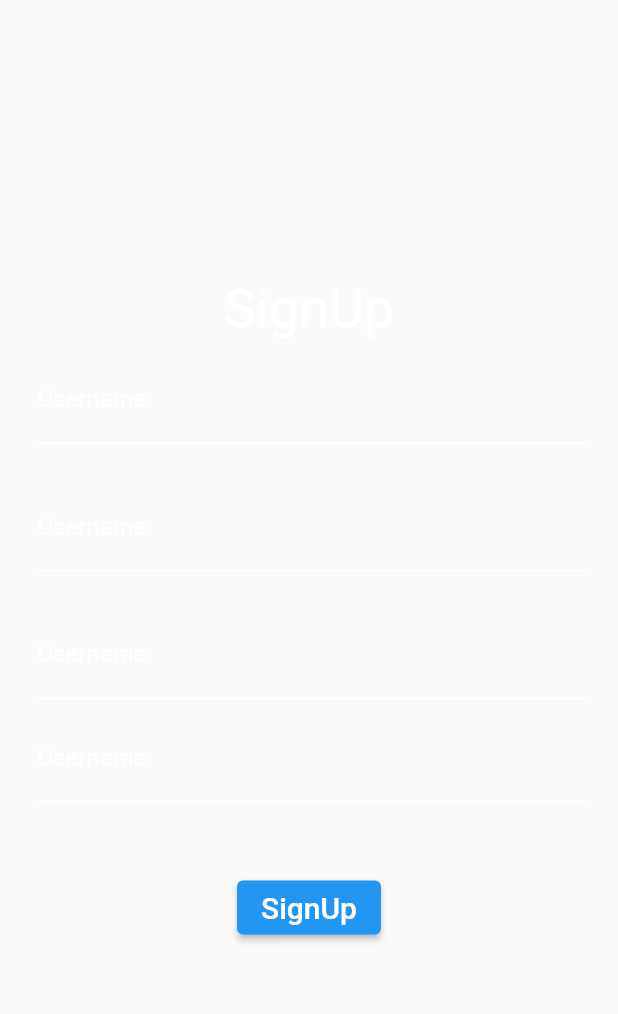
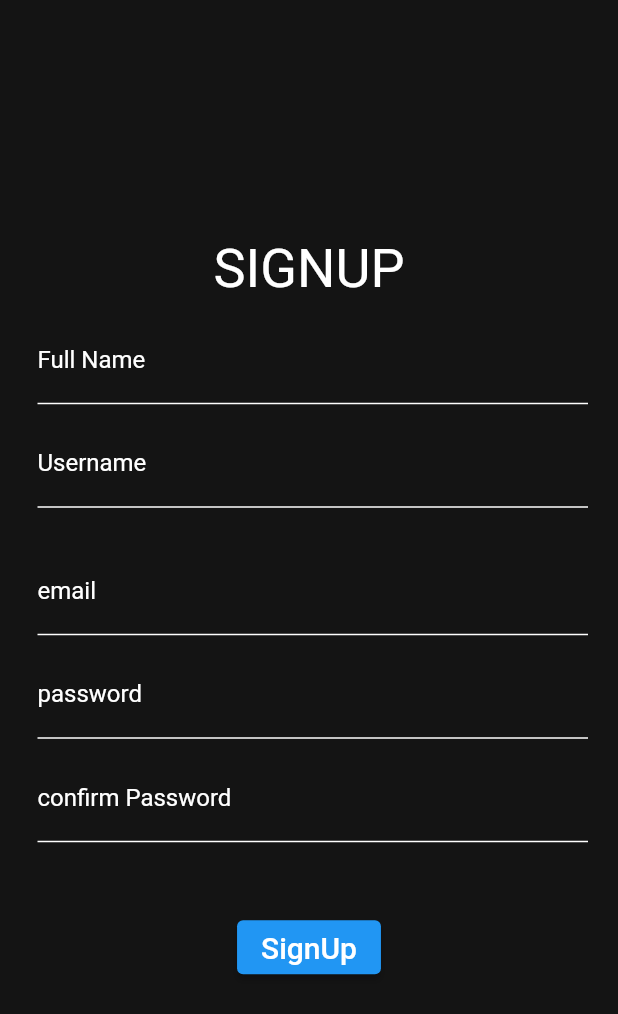
Before and after one commit to rockey223/rough, a Flutter app: the screen it shows after launch, after a tap on "SignUp", on a phone screen of 412 x 824 dp. Shown: the top 1014 px of the screen. Run offline on Flutter 3.47's test engine with Material 2 defaults, Android fonts, the phone set to English and light mode, and no system bars; our stand-ins replace fluttertoast; network calls fail.

Commit message:
connected with DB

```diff
--- a/lib/SignUpScreen.dart
+++ b/lib/SignUpScreen.dart
@@ -1,6 +1,9 @@
+import 'dart:convert';
+
 import 'package:flutter/material.dart';
 import 'package:flutter/src/widgets/framework.dart';
-import 'package:flutter/src/widgets/placeholder.dart';
+import 'package:http/http.dart' as http;
+import 'package:fluttertoast/fluttertoast.dart';
 
 class SignUpScreen extends StatefulWidget {
   const SignUpScreen({super.key});
@@ -12,8 +15,9 @@ class SignUpScreen extends StatefulWidget {
 class _SignUpScreenState extends State<SignUpScreen> {
 // controller to get data from input field
   TextEditingController _fullName = TextEditingController();
+  TextEditingController _userName = TextEditingController();
   TextEditingController _signupUsername = TextEditingController();
-  TextEditingController _phoneNo = TextEditingController();
+  TextEditingController _email = TextEditingController();
   TextEditingController _singupPassword = TextEditingController();
   TextEditingController _confirmPassword = TextEditingController();
 
@@ -21,19 +25,46 @@ class _SignUpScreenState extends State<SignUpScreen> {
   var _dupUsername = '';
   var _phonelength = '';
 
+  void resetControllers() {
+    _fullName.clear();
+    _userName.clear();
+    _email.clear();
+    _singupPassword.clear();
+    _confirmPassword.clear();
+  }
+
+  // var url = Uri.http('http://localhost:8000/signup');
+
   @override
   Widget build(BuildContext context) {
     return SafeArea(
         child: Scaffold(
+      backgroundColor: Color.fromARGB(255, 20, 20, 20),
       body: Column(
         mainAxisAlignment: MainAxisAlignment.center,
         children: [
           Center(
             child: Text(
-              'SignUp',
+              'SignUp'.toUpperCase(),
               style: TextStyle(fontSize: 36, color: Colors.white),
             ),
           ),
+          // full Name
+          Padding(
+            padding: const EdgeInsets.fromLTRB(25, 10, 20, 0),
+            child: TextFormField(
+              decoration: const InputDecoration(
+                  labelText: 'Full Name',
+                  labelStyle: TextStyle(
+                    color: Colors.white,
+                  ),
+                  enabledBorder: UnderlineInputBorder(
+                      borderSide: BorderSide(width: 1, color: Colors.white))),
+              style: const TextStyle(color: Colors.white),
+              controller: _fullName,
+            ),
+          ),
+          // username
           Padding(
             padding: const EdgeInsets.fromLTRB(25, 10, 20, 0),
             child: TextFormField(
@@ -45,36 +76,38 @@ class _SignUpScreenState extends State<SignUpScreen> {
                   enabledBorder: UnderlineInputBorder(
                       borderSide: BorderSide(width: 1, color: Colors.white))),
               style: const TextStyle(color: Colors.white),
-              controller: _fullName,
+              controller: _userName,
             ),
           ),
           Text(
             _dupUsername,
             style: TextStyle(color: Colors.red),
           ),
+          // email
           Padding(
             padding: const EdgeInsets.fromLTRB(25, 10, 20, 0),
             child: TextFormField(
               decoration: const InputDecoration(
-                  labelText: 'Username',
+                  labelText: 'email',
                   labelStyle: TextStyle(
                     color: Colors.white,
                   ),
                   enabledBorder: UnderlineInputBorder(
                       borderSide: BorderSide(width: 1, color: Colors.white))),
               style: const TextStyle(color: Colors.white),
-              controller: _phoneNo,
+              controller: _email,
             ),
           ),
-          Text(
-            _phonelength,
-            style: TextStyle(color: Colors.red),
-          ),
+          // Text(
+          //   _phonelength,
+          //   style: TextStyle(color: Colors.red),
+          // ),
+          // password
           Padding(
             padding: const EdgeInsets.fromLTRB(25, 10, 20, 0),
             child: TextFormField(
               decoration: const InputDecoration(
-                  labelText: 'Username',
+                  labelText: 'password',
                   labelStyle: TextStyle(
                     color: Colors.white,
                   ),
@@ -84,11 +117,12 @@ class _SignUpScreenState extends State<SignUpScreen> {
               controller: _singupPassword,
             ),
           ),
+          // confirm password
           Padding(
             padding: const EdgeInsets.fromLTRB(25, 10, 20, 0),
             child: TextFormField(
               decoration: const InputDecoration(
-                  labelText: 'Username',
+                  labelText: 'confirm Password',
                   labelStyle: TextStyle(
                     color: Colors.white,
                   ),
@@ -105,12 +139,65 @@ class _SignUpScreenState extends State<SignUpScreen> {
           Padding(
             padding: const EdgeInsets.fromLTRB(0, 30, 0, 10),
             child: ElevatedButton(
-                onPressed: () {
+                onPressed: () async {
                   var fullname = _fullName.text;
-                  var username = _signupUsername.text;
-                  var phone = _phoneNo.text;
+                  var username = _userName.text;
+                  var email = _email.text;
                   var password = _singupPassword.text;
                   var confirmPassword = _confirmPassword.text;
+
+                  if (password != confirmPassword) {
+                    setState(() {
+                      _incorrectPassword =
+                          "password and confirm password must be same";
+                    });
+                  } else {
+                    // send Db
+                    // var response =
+                    //     http.post(Uri.parse('http://localhost:8000/signup'),
+                    //         headers: <String, String>{
+                    //           'Content-Type': 'application/json; charset=UTF-8',
+                    //         },
+                    //         body: jsonEncode(<String, String>{
+                    //           'name': fullname,
+                    //           'username': username,
+                    //           'email': email,
+                    //           'password': password,
+                    //           'confirmPassword': confirmPassword,
+                    //         }));
+                    var response = await http.post(
+                      Uri.parse('http://localhost:8000/signup'),
+                      headers: <String, String>{
+                        'Content-Type': 'application/json; charset=UTF-8',
+                      },
+                      body: jsonEncode(<String, String>{
+                        'name': fullname,
+                        'username': username,
+                        'email': email,
+                        'password': password,
+                        'confirmPassword': confirmPassword,
+                      }),
+                    );
+
+                    // Check the response status
+                    if (response.statusCode == 200) {
+                      // Data posted successfully
+                      // Handle the response here if needed
+                      print(response.body);
+                      resetControllers();
+                      Fluttertoast.showToast(
+                        msg: 'Signed up Successfull',
+                        toastLength: Toast.LENGTH_SHORT,
+                        gravity: ToastGravity.BOTTOM,
+                        backgroundColor: Colors.green,
+                        textColor: Colors.white,
+                      );
+                    } else {
+                      // Error occurred during data posting
+                      // Handle the error here if needed
+                      print(response.statusCode);
+                    }
+                  }
                 },
                 child: Text('SignUp', style: TextStyle(fontSize: 20))),
           ),
--- a/pubspec.yaml
+++ b/pubspec.yaml
@@ -35,6 +35,8 @@ dependencies:
   # The following adds the Cupertino Icons font to your application.
   # Use with the CupertinoIcons class for iOS style icons.
   cupertino_icons: ^1.0.2
+  http: ^0.13.6
+  fluttertoast: ^8.2.2
 
 dev_dependencies:
   flutter_test:
```
Also changed, not shown: pubspec.lock.
